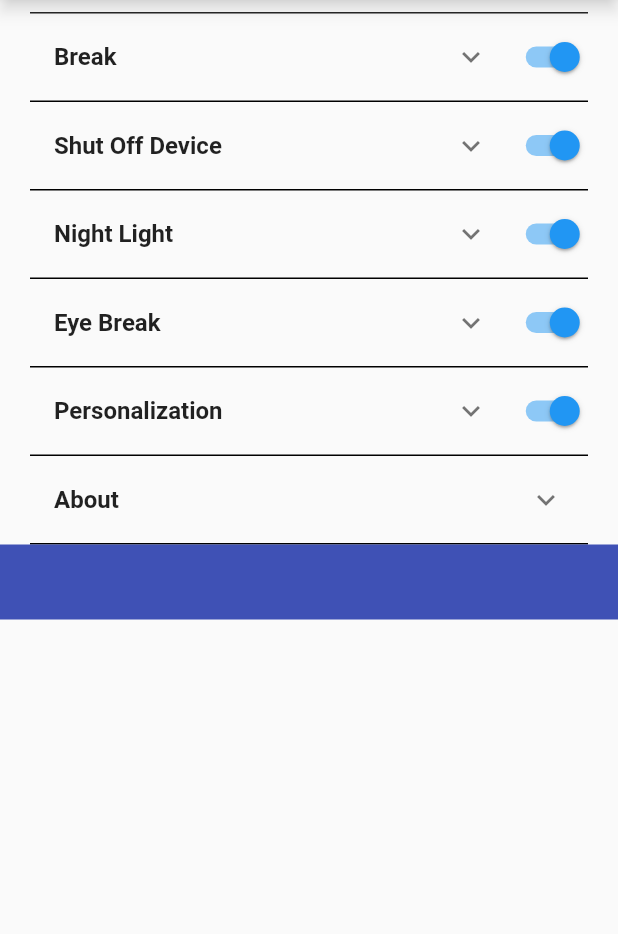
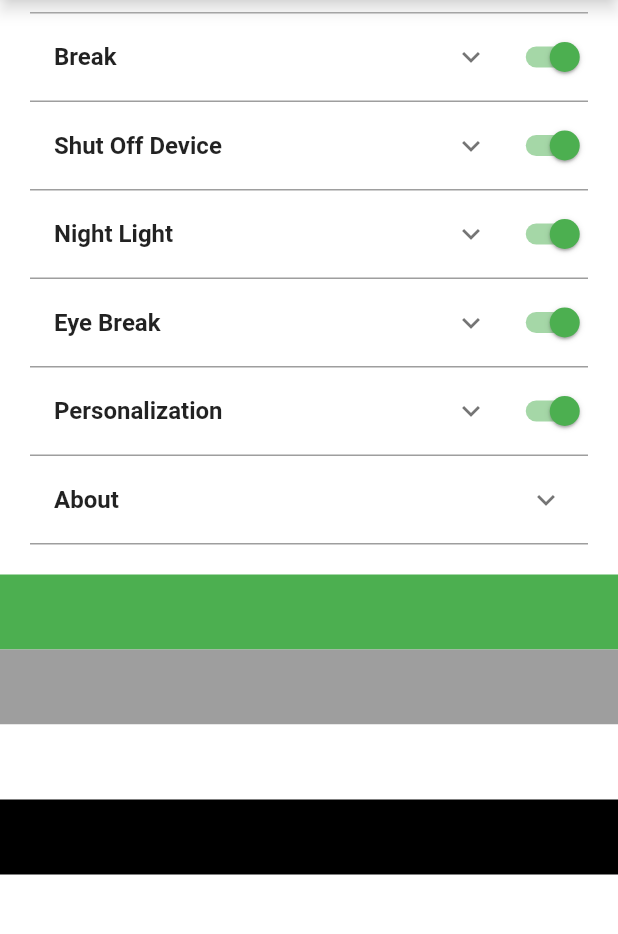
Before and after one commit to MSE-6-G735Y/edd_project_5-12, a Flutter app: the screen it shows after launch, on a phone screen of 412 x 824 dp, the part 84-1018 px from its top. Run offline on Flutter 3.47's test engine with Material 2 defaults, Android fonts, the phone set to English and light mode, and no system bars; our stand-ins replace flutter_riverpod; missing offline and left inert: dart:html.

Commit message:
most recent functionality for personalization

```diff
--- a/lib/main.dart
+++ b/lib/main.dart
@@ -22,7 +22,13 @@ import 'package:flutter_riverpod/flutter_riverpod.dart';
 
 void main() => runApp(ProviderScope(child: MyApp()));
 
-class MyApp extends StatelessWidget {
+class MyApp extends ConsumerStatefulWidget {
+  const MyApp({Key? key}) : super(key: key);
+  @override
+  ConsumerState<MyApp> createState() => _MyAppState();
+}
+
+class _MyAppState extends ConsumerState<MyApp> {
   // This widget is the root of your application.
   @override
   Widget build(BuildContext context) {
@@ -32,8 +38,14 @@ class MyApp extends StatelessWidget {
       // Application theme data, you can set the colors for the application as
       // you want
       theme: ThemeData(
+          //canvasColor: ref.watch(personalizationProvider).backgroundColor,
+          //BackgroundColor
+          scaffoldBackgroundColor:
+              ref.watch(personalizationProvider).backgroundColor,
           appBarTheme: AppBarTheme(
-              backgroundColor: Colors.white, shadowColor: Colors.white),
+              backgroundColor:
+                  ref.watch(personalizationProvider).backgroundColor,
+              shadowColor: ref.watch(personalizationProvider).backgroundColor),
           primarySwatch: Colors.blue,
           textTheme: TextTheme(headline1: TextStyle(color: Colors.black))),
       // A widget which will be started on application startup
@@ -58,7 +70,7 @@ class _MyHomePageState extends ConsumerState<MyHomePage> {
           title: Text(
             'Settings',
             style: TextStyle(
-              color: Colors.black,
+              color: ref.watch(personalizationProvider).textColor,
             ),
           ),
           leading: Icon(
@@ -71,25 +83,62 @@ class _MyHomePageState extends ConsumerState<MyHomePage> {
           children: [
             Container(
               height: 1.0,
-              color: Colors.black,
+              color: ref.watch(personalizationProvider).accent2Color,
               margin: EdgeInsets.fromLTRB(20, 8, 20, 0),
             ),
             Break(),
+            Container(
+              height: 1.0,
+              color: ref.watch(personalizationProvider).accent2Color,
+              margin: EdgeInsets.symmetric(horizontal: 20),
+            ),
             ShutOffDeviceTile(),
+            Container(
+              height: 1.0,
+              color: ref.watch(personalizationProvider).accent2Color,
+              margin: EdgeInsets.symmetric(horizontal: 20),
+            ),
             NightLight(),
+            Container(
+              height: 1.0,
+              color: ref.watch(personalizationProvider).accent2Color,
+              margin: EdgeInsets.symmetric(horizontal: 20),
+            ),
             EyeBreak(),
+            Container(
+              height: 1.0,
+              color: ref.watch(personalizationProvider).accent2Color,
+              margin: EdgeInsets.symmetric(horizontal: 20),
+            ),
             Personalization(),
+            Container(
+              height: 1.0,
+              color: ref.watch(personalizationProvider).accent2Color,
+              margin: EdgeInsets.symmetric(horizontal: 20),
+            ),
             About(),
             Container(
                 height: 1,
                 margin: EdgeInsets.symmetric(horizontal: 20),
-                color: Colors.black),
+                color: ref.watch(personalizationProvider).accent2Color),
+            SizedBox(
+              height: 20,
+            ),
             Container(
                 height: 50,
                 color: ref
                     .watch(personalizationProvider)
-                    .accent2Color //.watch(personalizationProvider),
+                    .accentColor //.watch(personalizationProvider),
                 ),
+            Container(
+                height: 50,
+                color: ref.watch(personalizationProvider).accent2Color),
+            Container(
+                height: 50,
+                color: ref.watch(personalizationProvider).backgroundColor),
+            Container(
+                height: 50,
+                color: ref.watch(personalizationProvider).textColor),
           ],
         ));
   }
@@ -104,14 +153,14 @@ class _MyHomePageState extends ConsumerState<MyHomePage> {
 //
 //
 //
-class ToggleSwitch extends StatefulWidget {
+class ToggleSwitch extends ConsumerStatefulWidget {
   const ToggleSwitch({super.key});
 
   @override
-  State<ToggleSwitch> createState() => _SwitchExampleState();
+  ConsumerState<ToggleSwitch> createState() => _SwitchExampleState();
 }
 
-class _SwitchExampleState extends State<ToggleSwitch> {
+class _SwitchExampleState extends ConsumerState<ToggleSwitch> {
   bool light = true;
 
   @override
@@ -119,7 +168,7 @@ class _SwitchExampleState extends State<ToggleSwitch> {
     return Switch(
       // This bool value toggles the switch.
       value: light,
-      activeColor: Colors.blue,
+      activeColor: ref.watch(personalizationProvider).accentColor,
       onChanged: (bool value) {
         // This is called when the user toggles the switch.
         setState(() {
--- a/lib/personalization.dart
+++ b/lib/personalization.dart
@@ -3,15 +3,21 @@ import 'package:eddproject/providers.dart';
 import 'package:flutter/material.dart';
 import 'package:flutter_riverpod/flutter_riverpod.dart';
 import 'reusablecard.dart';
+
 //import 'backgroundcolor.dart';
-
+//
+//
+//
+//
+//Changing the first color requires you to change the value of its
+//corresponding variable in personalization_provider
 //
 //Text Color
 //
 List<Color> textcolorList = <Color>[
-  Colors.blueGrey,
-  const Color(0xff52416e),
-  const Color(0xff74a476),
+  Colors.black,
+  Colors.grey.shade500,
+  Colors.green.shade700,
 ];
 Color dropdownValueText = textcolorList.first;
 //
@@ -19,17 +25,17 @@ Color dropdownValueText = textcolorList.first;
 //
 List<Color> backgroundcolorList = <Color>[
   Colors.white,
-  const Color(0xffd7d8dc),
-  const Color(0xff7c1919),
+  Colors.grey.shade700,
+  Colors.red.shade100,
 ];
 Color dropdownValueBackground = backgroundcolorList.first;
 //
 //Accent Color 2
 //
 List<Color> accentcolor2List = <Color>[
-  Colors.indigo,
+  Colors.grey,
   Colors.purple,
-  const Color(0x73635e5e),
+  Colors.grey.shade800,
 ];
 Color dropdownValueAccent2 = accentcolor2List.first;
 //
@@ -43,18 +49,6 @@ List<Color> accentcolorList = <Color>[
 
 Color dropdownValueAccent1 = accentcolorList.first;
 
-//int accentnumber = 0;
-//int accent2number = 0;
-//int backgroundnumber = 0;
-//int textnumber = 0;
-
-//Color accentcolor = Colors.green;
-//Color accent2color = Colors.indigo;
-//Color backgroundcolor = Colors.white;
-//Color textcolor = Colors.blueGrey;
-//MaterialColor accentcolor1 = Colors.orange;
-//MaterialColor accentcolor2 = Colors.red;
-
 class Personalization extends ConsumerStatefulWidget {
   const Personalization({Key? key}) : super(key: key);
 
@@ -65,64 +59,6 @@ class Personalization extends ConsumerStatefulWidget {
 class PersonalizationState extends ConsumerState<Personalization> {
   @override
   Widget build(BuildContext context) {
-    //changes the variable accentcolor based on what the value of accent number
-    //is which is in turn based on the index of the list value that is selected
-    //by the dropdownmenu
-    //the number accentnumber equals and color accentcolor equals needs to match
-    //the index number of the color in the list accentcolorList need to
-    //correspond to each other
-    //
-    //needs to be repeated for every dropdownmenu that will be used in the
-    //personalization tab
-    //
-    //Accent Color
-    //
-//    if (accentnumber == 0) {
-//      accentcolor = Colors.green;
-//    }
-//    if (accentnumber == 1) {
-//      accentcolor = Colors.orange;
-//    }
-//    if (accentnumber == 2) {
-//      accentcolor = Colors.red;
-//    }
-    //
-    //Accent Color 2
-    //
-//    if (accent2number == 0) {
-//     accent2color = Colors.indigo;
-//    }
-//    if (accent2number == 1) {
-//      accent2color = Colors.purple;
-//    }
-//    if (accent2number == 2) {
-//      accent2color = const Color(0x73635e5e);
-//    }
-    //
-    //Background Color
-    //
-//    if (backgroundnumber == 0) {
-//      backgroundcolor = Colors.white;
-//    }
-//    if (backgroundnumber == 1) {
-//      backgroundcolor = Color(0xffd7d8dc);
-//    }
-//   if (backgroundnumber == 2) {
-//      backgroundcolor = Color(0xff7c1919);
-//    }
-    //
-    //Text Color
-    //
-//    if (textnumber == 0) {
-//      textcolor = Colors.blueGrey;
-//    }
-//    if (textnumber == 1) {
-//      textcolor = const Color(0xff52416e);
-//    }
-//    if (textnumber == 2) {
-//      textcolor = const Color(0xff74a476);
-//    }
-
     return ReusableCard(
       settingTitle: 'Personalization',
       content: Column(children: [
@@ -224,12 +160,6 @@ class PersonalizationState extends ConsumerState<Personalization> {
                       ref
                           .read(personalizationProvider)
                           .setBackgroundColor(value);
-                      //BackgroundColorCalculator(
-                      //backgroundnumber: backgroundcolorList
-                      //.indexOf(dropdownValueBackground));
-                      //backgroundnumber =
-                      //    backgroundcolorList.indexOf(dropdownValueBackground);
-                      //print('Background $backgroundnumber');
                     });
                   },
                 )),
@@ -268,26 +198,6 @@ class PersonalizationState extends ConsumerState<Personalization> {
             ),
           ],
         ),
-        //Container(
-        //  child: Text('$accentnumber'),
-        //  color: accentcolor,
-        //  width: 70.0,
-        //),
-        //Container(
-        //  child: Text('$accent2number'),
-        //  color: accent2color,
-        //  width: 70.0,
-        //),
-        //Container(
-        //child: Text('$backgroundnumber'),
-        //color: backgroundcolor,
-        //width: 70.0,
-        //),
-        //Container(
-        //  child: Text('$textnumber'),
-        //  color: textcolor,
-        //  width: 70.0,
-        //),
       ]),
     );
   }
--- a/lib/personalization_provider.dart
+++ b/lib/personalization_provider.dart
@@ -9,9 +9,9 @@ class PersonalizationProvider extends ChangeNotifier {
   //gives each variable a default value because they needs it.
   PersonalizationProvider({
     this.accentColor = Colors.green,
-    this.accent2Color = Colors.indigo,
+    this.accent2Color = Colors.grey,
     this.backgroundColor = Colors.white,
-    this.textColor = Colors.blueGrey,
+    this.textColor = Colors.black,
   });
 
   void setAccentColor(Color newColor) {
--- a/lib/reusablecard.dart
+++ b/lib/reusablecard.dart
@@ -1,20 +1,30 @@
 import 'dart:html';
 
+import 'package:eddproject/providers.dart';
 import 'package:flutter/material.dart';
 import 'package:flutter/painting.dart';
 import 'package:flutter/rendering.dart';
 import 'package:flutter/services.dart';
 import 'package:flutter/widgets.dart';
+import 'package:flutter_riverpod/flutter_riverpod.dart';
 import 'main.dart';
+import 'personalization_provider.dart';
+
+// class ReusableCard extends ConsumerStatefulWidget {
+//   ReusableCard({required this.settingTitle, required this.content});
+//   String settingTitle;
+//   Widget content;
+//   @override
+//   ConsumerState<ReusableCard> createState() =>
+//       ReusableCardState(settingTitle: settingTitle, content: content);
+// }
 
 class ReusableCard extends StatelessWidget {
   ReusableCard({required this.settingTitle, required this.content});
-
   //String settingTitle;
   //
   String settingTitle;
   Widget content;
-
   @override
   Widget build(BuildContext context) {
     return Column(children: [
@@ -46,11 +56,11 @@ class ReusableCard extends StatelessWidget {
               child: ToggleSwitch(),
             )
           ])),
-      Container(
-        height: 1.0,
-        color: Colors.black,
-        margin: EdgeInsets.symmetric(horizontal: 20),
-      )
+      // Container(
+      //   height: 1.0,
+      //   color: Colors.black,
+      //   margin: EdgeInsets.symmetric(horizontal: 20),
+      // )
     ]);
   }
 }
```
